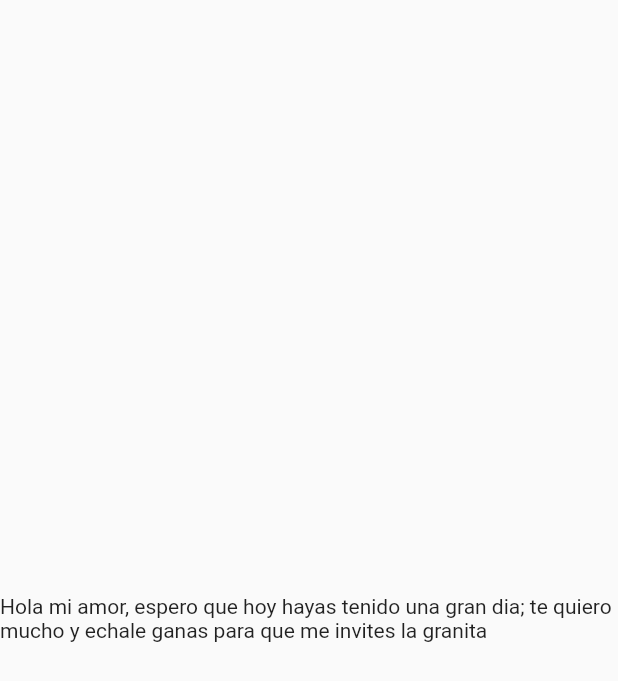
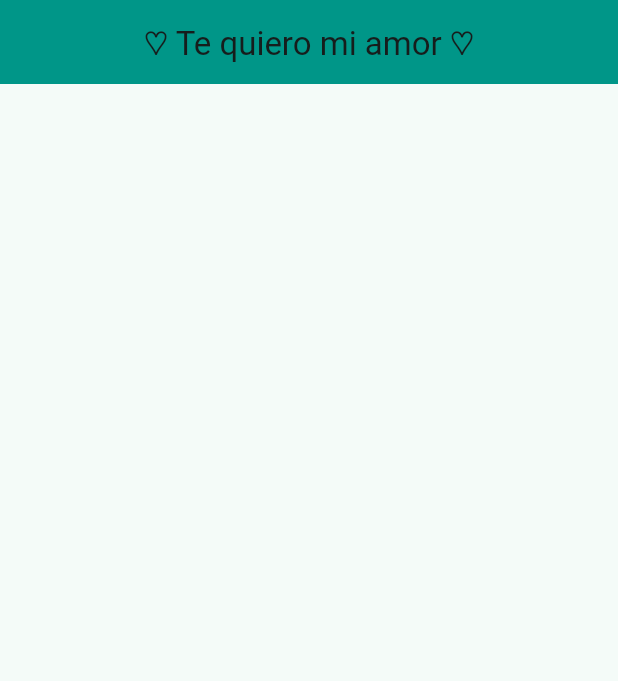
Before and after one commit to ricardo0ac/widgets_app, a Flutter app: the screen it shows after launch, on a phone screen of 412 x 824 dp. Shown: the top 681 px of the screen. Run offline on Flutter 3.47's test engine with Material 2 defaults, Android fonts, the phone set to English and light mode, and no system bars.

Commit message:
modicamos estilo de appbar

```diff
--- /dev/null
+++ b/lib/config/theme/app_theme.dart
@@ -0,0 +1,26 @@
+import 'package:flutter/material.dart';
+
+const colorList = [
+  Colors.blue,
+  Colors.orange,
+  Colors.teal,
+  Colors.green,
+];
+
+class AppTheme {
+  final int selectedColor;
+
+  AppTheme({this.selectedColor = 0})
+      : assert(selectedColor >= 0,
+            'Seleccionar un color que este dentro del rango estipulado'),
+        assert(selectedColor < colorList.length,
+            'Select color must be less or equal than ${colorList.length}');
+
+  ThemeData getTheme() =>
+      ThemeData(useMaterial3: true,
+      colorSchemeSeed: colorList[selectedColor],
+      appBarTheme: const AppBarTheme(
+        centerTitle: true
+      )
+      );
+}
--- a/lib/main.dart
+++ b/lib/main.dart
@@ -1,4 +1,6 @@
 import 'package:flutter/material.dart';
+import 'package:widgets_app/config/theme/app_theme.dart';
+import 'package:widgets_app/presentation/screens/home/home_screen.dart';
 
 void main() {
   runApp(const MainApp());
@@ -9,14 +11,10 @@ class MainApp extends StatelessWidget {
 
   @override
   Widget build(BuildContext context) {
-    return const MaterialApp(
+    return  MaterialApp(
       debugShowCheckedModeBanner: false,
-      home: Scaffold(
-        body: Center(
-          child:
-              Text('Hola mi amor, espero que hoy hayas tenido una gran dia; te quiero mucho y echale ganas para que me invites la granita'),
-        ),
-      ),
+      theme: AppTheme(selectedColor: 2).getTheme(),
+      home:  const HomeScreen()
     );
   }
 }
--- /dev/null
+++ b/lib/presentation/screens/home/home_screen.dart
@@ -0,0 +1,15 @@
+import 'package:flutter/material.dart';
+
+class HomeScreen extends StatelessWidget {
+  const HomeScreen({super.key});
+
+  @override
+  Widget build(BuildContext context) {
+    return Scaffold(
+      appBar: AppBar(
+        title: const Text('♡ Te quiero mi amor ♡'),
+        backgroundColor: Colors.teal,
+      ),
+    );
+  }
+}
```
Also changed, not shown: lib/config/menu/menu_items.dart (added, +29 -0 lines).
